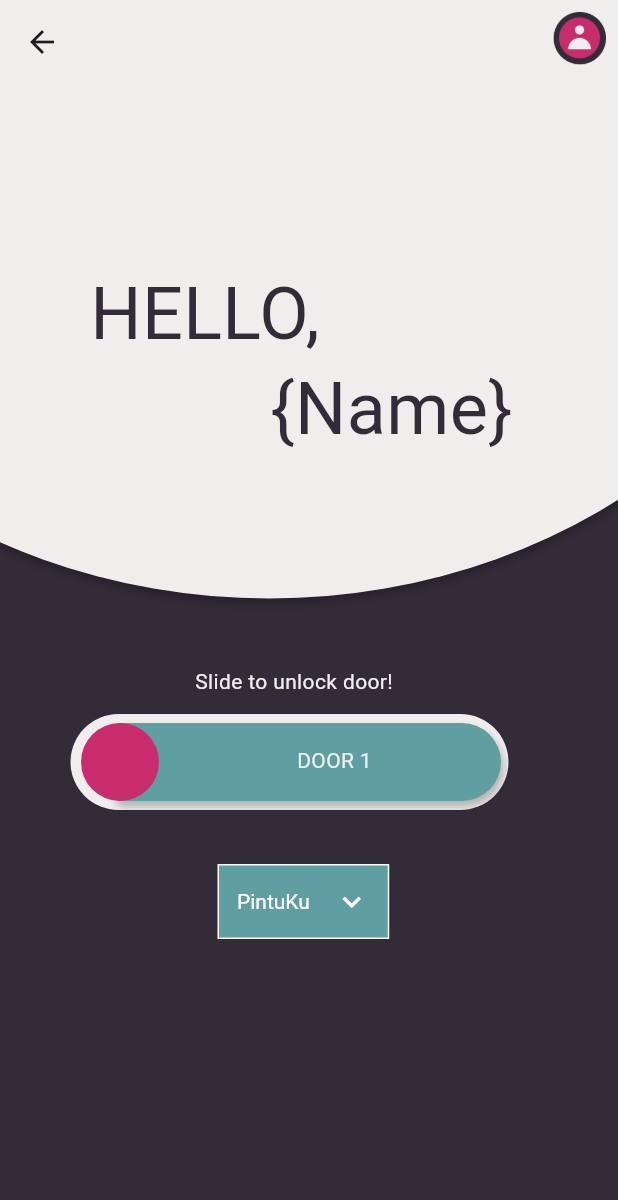
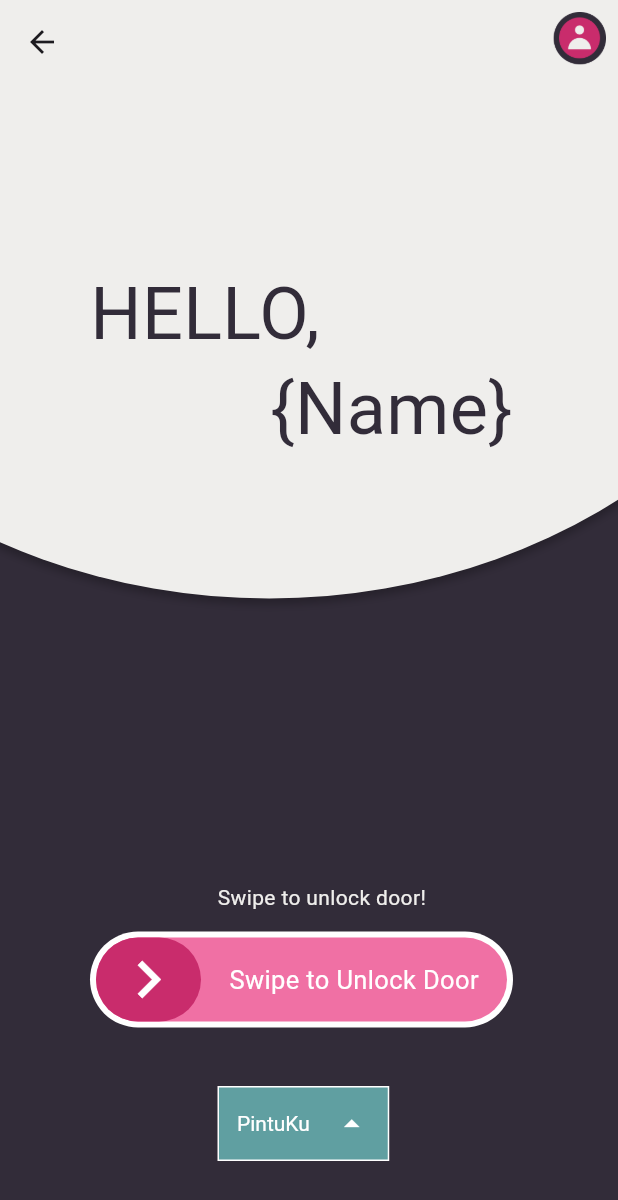
Before and after one commit to Raden616Rizki/evolt-mobile, a Flutter app: the HomePage screen opened by its route, on a phone screen of 412 x 824 dp. Shown: the top 1200 px of the screen. Run offline on Flutter 3.47's test engine with Material 3 defaults, Android fonts, the light colour scheme and no system bars; Roboto replaces fonts that are missing (Microsoft YaHei UI, Microsoft Yahei UI, Microsoft Yi Baiti).

Commit message:
Update Home Page

```diff
--- a/src/evolt/lib/pages/home_page.dart
+++ b/src/evolt/lib/pages/home_page.dart
@@ -16,7 +16,20 @@ class HomePage extends StatefulWidget {
 
 class _HomePageState extends State<HomePage> {
   String dropdownValue = "PintuKu";
-  var items = ['PintuKu', 'PintuNya', 'PintuMu', 'PintuPintu'];
+  var items = [
+    'PintuKu',
+    'PintuNya',
+    'PintuMu',
+    'PintuPintu',
+    'Pintuuu',
+    'ABC'
+  ];
+  double myWidth = 0;
+  double translateX = 0.0;
+  double translateY = 0.0;
+
+  final int shortDuration = 200; // Duration for quick swipe right
+  final int longDuration = 500; // Duration for slow swipe back
 
   @override
   Widget build(BuildContext context) {
@@ -104,10 +117,10 @@ class _HomePageState extends State<HomePage> {
                     ),
                   ),
                   const Positioned(
-                    left: 130,
-                    top: 391,
+                    left: 145,
+                    top: 535,
                     child: Text(
-                      'Slide to unlock door!',
+                      'Swipe to unlock door!',
                       style: TextStyle(
                         color: Color(0xFFEFEEEC),
                         fontSize: 14,
@@ -118,102 +131,77 @@ class _HomePageState extends State<HomePage> {
                     ),
                   ),
                   Positioned(
-                    left: 47,
-                    top: 420,
-                    child: SizedBox(
-                      width: 292,
-                      height: 64,
+                    left: 60.0,
+                    top: 565.0,
+                    width: 282.0,
+                    height: 64.0,
+                    child: Container(
+                      decoration: BoxDecoration(
+                        borderRadius: BorderRadius.circular(50.0),
+                        color: Colors.white,
+                      ),
                       child: Stack(
                         children: [
-                          Positioned(
-                            left: 0,
-                            top: 0,
-                            child: Container(
-                              width: 292,
-                              height: 64,
-                              decoration: ShapeDecoration(
-                                color: const Color(0xFFEFEEEC),
-                                shape: RoundedRectangleBorder(
-                                  borderRadius: BorderRadius.circular(50),
+                          Positioned.fill(
+                            child: Padding(
+                              padding: const EdgeInsets.all(4.0),
+                              child: Container(
+                                decoration: BoxDecoration(
+                                  borderRadius: BorderRadius.circular(50.0),
+                                  color: const Color(0xFFF070A4),
                                 ),
-                              ),
-                            ),
-                          ),
-                          Positioned(
-                            left: 28,
-                            top: 6,
-                            child: Container(
-                              width: 259,
-                              height: 52,
-                              decoration: const ShapeDecoration(
-                                color: Color(0xFF609FA1),
-                                shape: RoundedRectangleBorder(
-                                  borderRadius: BorderRadius.only(
-                                    topLeft: Radius.circular(10),
-                                    topRight: Radius.circular(50),
-                                    bottomLeft: Radius.circular(10),
-                                    bottomRight: Radius.circular(50),
+                                child: GestureDetector(
+                                  onHorizontalDragUpdate: (event) async {
+                                    if (event.primaryDelta! > 10) {
+                                      _incTransXval();
+                                    } else if (event.primaryDelta! < -10) {
+                                      _decTransXval();
+                                    }
+                                  },
+                                  onHorizontalDragEnd: (event) async {
+                                    setState(() {
+                                      if (translateX >=
+                                          MediaQuery.of(context).size.width /
+                                              2) {
+                                        translateX =
+                                            MediaQuery.of(context).size.width -
+                                                209;
+                                        myWidth =
+                                            MediaQuery.of(context).size.width -
+                                                209;
+                                      } else {
+                                        translateX = 0.0;
+                                        myWidth = 0.0;
+                                      }
+                                    });
+                                    await Future.delayed(const Duration(
+                                        seconds: 1)); // delay for 1 second
+                                    setState(() {
+                                      translateX = 0.0;
+                                      myWidth = 0.0;
+                                    });
+                                  },
+                                  child: Row(
+                                    mainAxisAlignment:
+                                        MainAxisAlignment.spaceBetween,
+                                    children: [
+                                      unlockSuccessfull(),
+                                      myWidth == 0.0
+                                          ? const Expanded(
+                                              child: Center(
+                                                child: Text(
+                                                  "Swipe to Unlock Door",
+                                                  style: TextStyle(
+                                                    color: Colors.white,
+                                                    fontSize: 17.0,
+                                                  ),
+                                                ),
+                                              ),
+                                            )
+                                          : const SizedBox(),
+                                    ],
                                   ),
                                 ),
-                                shadows: [
-                                  BoxShadow(
-                                    color: Color(0x3F000000),
-                                    blurRadius: 4,
-                                    offset: Offset(2, 4),
-                                    spreadRadius: 0,
-                                  )
-                                ],
-                              ),
-                            ),
-                          ),
-                          Positioned(
-                            left: 7,
-                            top: 6,
-                            child: SizedBox(
-                              width: 52,
-                              height: 52,
-                              child: Stack(
-                                children: [
-                                  Positioned(
-                                    left: 0,
-                                    top: 0,
-                                    child: Container(
-                                      width: 52,
-                                      height: 52,
-                                      decoration: const ShapeDecoration(
-                                        color: Color(0xFFC92C6C),
-                                        shape: OvalBorder(),
-                                      ),
-                                    ),
-                                  ),
-                                  Positioned(
-                                    left: 11.98,
-                                    top: 11.66,
-                                    child: Container(
-                                      width: 28.36,
-                                      height: 28.36,
-                                      clipBehavior: Clip.antiAlias,
-                                      decoration: const BoxDecoration(),
-                                      child: const Stack(
-                                        children: [],
-                                      ),
-                                    ),
-                                  ),
-                                ],
-                              ),
-                            ),
-                          ),
-                          const Positioned(
-                            left: 151,
-                            top: 23,
-                            child: Text(
-                              'DOOR 1',
-                              style: TextStyle(
-                                color: Color(0xFFEFEEEC),
-                                fontSize: 14,
-                                fontFamily: 'Microsoft YaHei UI',
-                                fontWeight: FontWeight.w400,
-                                height: 0,
                               ),
                             ),
                           ),
@@ -222,8 +210,9 @@ class _HomePageState extends State<HomePage> {
                     ),
                   ),
                   Positioned(
+                    // Positioned DropUpButton
                     left: 145,
-                    top: 520,
+                    bottom: 50,
                     child: Column(
                       mainAxisAlignment: MainAxisAlignment.center,
                       children: [
@@ -235,7 +224,7 @@ class _HomePageState extends State<HomePage> {
                           ),
                           child: DropdownButton<String>(
                             value: dropdownValue,
-                            icon: const Icon(Icons.keyboard_arrow_down,
+                            icon: const Icon(Icons.arrow_drop_up,
                                 color: Colors.white),
                             dropdownColor: const Color(0xFF609FA1),
                             style: const TextStyle(color: Colors.white),
@@ -267,4 +256,77 @@ class _HomePageState extends State<HomePage> {
       ),
     );
   }
+
+  Widget unlockSuccessfull() => Transform.translate(
+        offset: Offset(translateX, translateY),
+        child: AnimatedContainer(
+          duration: translateX == 0
+              ? Duration(milliseconds: longDuration)
+              : Duration(
+                  milliseconds:
+                      shortDuration), // Different durations for swipe right and back
+          width: 70 + myWidth,
+          height: 64, // Match the height of the container
+          decoration: BoxDecoration(
+            borderRadius: BorderRadius.circular(50.0),
+            color: const Color(0xFFC92C6C),
+          ),
+          child: myWidth > 0.0
+              ? const Row(
+                  mainAxisAlignment: MainAxisAlignment.center,
+                  children: [
+                    Icon(
+                      Icons.check,
+                      color: Colors.white,
+                      size: 30,
+                    ),
+                    SizedBox(width: 5), // Space between icon and text
+                    Flexible(
+                      child: Text(
+                        "Door Opened",
+                        style: TextStyle(color: Colors.white, fontSize: 19.0),
+                      ),
+                    )
+                  ],
+                )
+              : const Icon(
+                  Icons.navigate_next,
+                  color: Colors.white,
+                  size: 50.0,
+                ),
+        ),
+      );
+
+  _incTransXval() async {
+    int canLoop = -1;
+    for (var i = 0; canLoop == -1; i++) {
+      setState(() {
+        if (translateX + 1 <
+            MediaQuery.of(context).size.width - (209 + myWidth)) {
+          translateX += 1;
+          myWidth = MediaQuery.of(context).size.width - (209 + myWidth);
+        } else {
+          setState(() {
+            canLoop = 1;
+          });
+        }
+      });
+    }
+  }
+
+  _decTransXval() async {
+    int canLoop = -1;
+    for (var i = 0; canLoop == -1; i++) {
+      setState(() {
+        if (translateX - 1 > 0) {
+          translateX -= 1;
+          myWidth = MediaQuery.of(context).size.width - (209 + myWidth);
+        } else {
+          setState(() {
+            canLoop = 1;
+          });
+        }
+      });
+    }
+  }
 }
```
